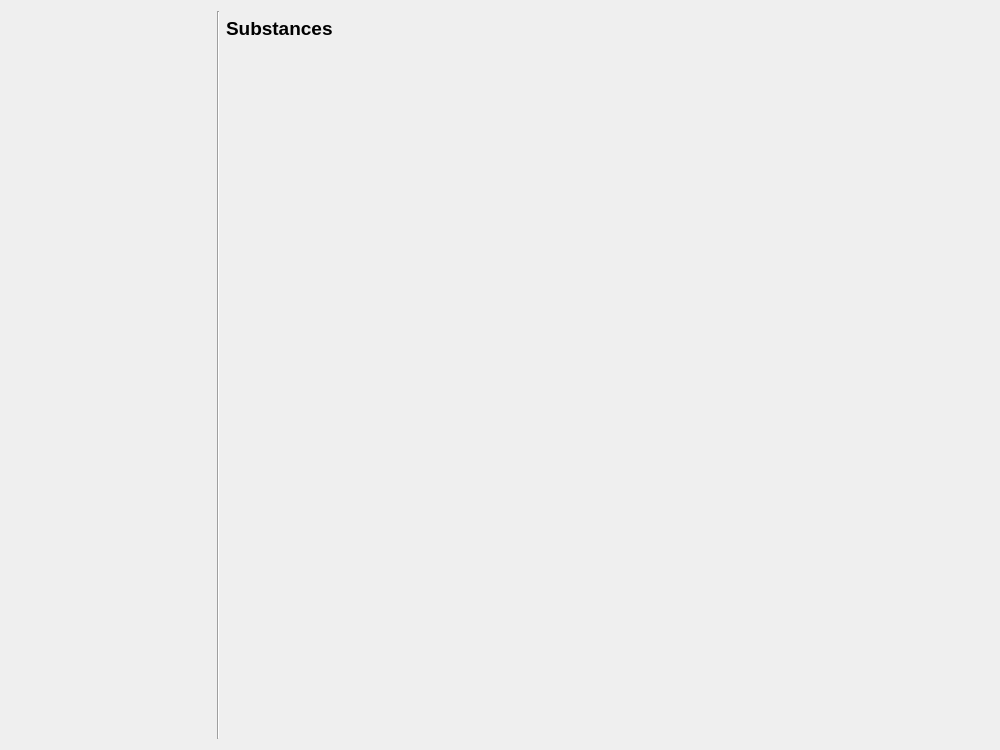
First picture: the form in threedi_models_and_simulations/ui/simulation_wizard/page_substances.ui, repository nens/threedi-api-qgis-client, before the edit.
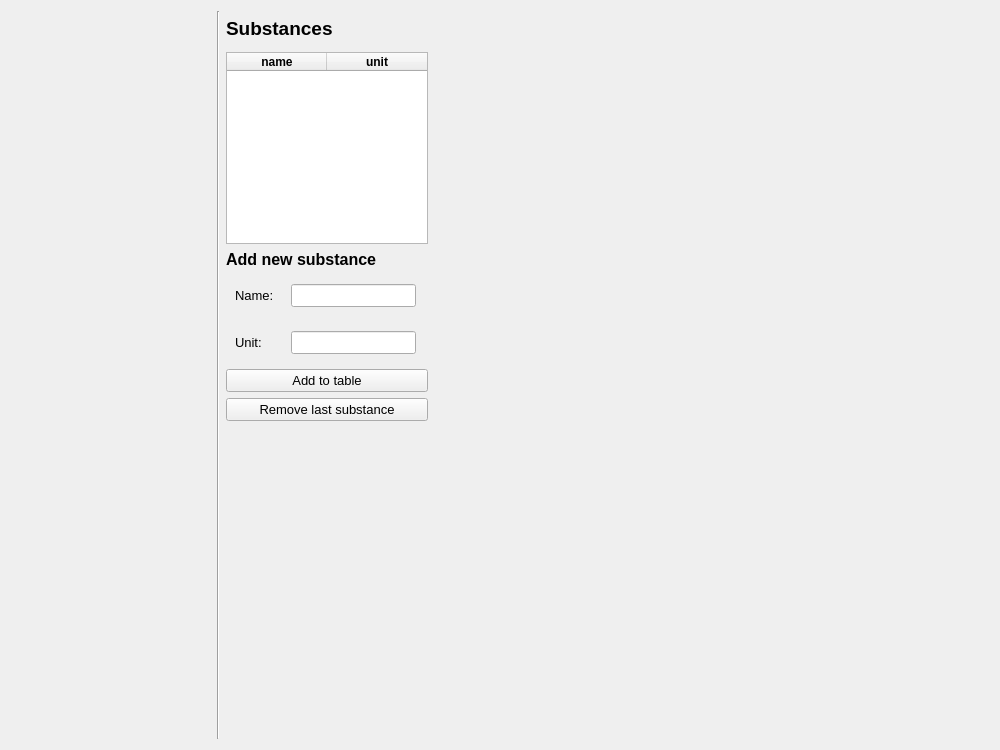
Second picture: the form after the edit.

Patch:
```diff
--- a/threedi_models_and_simulations/ui/simulation_wizard/page_substances.ui
+++ b/threedi_models_and_simulations/ui/simulation_wizard/page_substances.ui
@@ -41,6 +41,102 @@
    <string notr="true">QComboBox {background-color: rgba(255, 255, 255);}</string>
   </property>
   <layout class="QGridLayout" name="gridLayout">
+   <item row="6" column="2">
+    <widget class="QWidget" name="hw_unit" native="true">
+     <property name="sizePolicy">
+      <sizepolicy hsizetype="Fixed" vsizetype="Preferred">
+       <horstretch>0</horstretch>
+       <verstretch>0</verstretch>
+      </sizepolicy>
+     </property>
+     <layout class="QHBoxLayout" name="horizontalLayout_2">
+      <item>
+       <widget class="QLabel" name="label_4">
+        <property name="minimumSize">
+         <size>
+          <width>50</width>
+          <height>0</height>
+         </size>
+        </property>
+        <property name="baseSize">
+         <size>
+          <width>0</width>
+          <height>0</height>
+         </size>
+        </property>
+        <property name="text">
+         <string>Unit:</string>
+        </property>
+       </widget>
+      </item>
+      <item>
+       <widget class="QLineEdit" name="le_unit"/>
+      </item>
+     </layout>
+    </widget>
+   </item>
+   <item row="4" column="2">
+    <widget class="QLabel" name="label_2">
+     <property name="font">
+      <font>
+       <pointsize>12</pointsize>
+       <weight>75</weight>
+       <bold>true</bold>
+      </font>
+     </property>
+     <property name="text">
+      <string>Add new substance</string>
+     </property>
+    </widget>
+   </item>
+   <item row="5" column="2">
+    <widget class="QWidget" name="hw_name" native="true">
+     <property name="sizePolicy">
+      <sizepolicy hsizetype="Fixed" vsizetype="Preferred">
+       <horstretch>0</horstretch>
+       <verstretch>0</verstretch>
+      </sizepolicy>
+     </property>
+     <layout class="QHBoxLayout" name="horizontalLayout">
+      <item>
+       <widget class="QLabel" name="label_3">
+        <property name="minimumSize">
+         <size>
+          <width>50</width>
+          <height>0</height>
+         </size>
+        </property>
+        <property name="baseSize">
+         <size>
+          <width>0</width>
+          <height>0</height>
+         </size>
+        </property>
+        <property name="text">
+         <string>Name:</string>
+        </property>
+       </widget>
+      </item>
+      <item>
+       <widget class="QLineEdit" name="le_name">
+        <property name="maximumSize">
+         <size>
+          <width>16777215</width>
+          <height>16777215</height>
+         </size>
+        </property>
+       </widget>
+      </item>
+     </layout>
+    </widget>
+   </item>
+   <item row="7" column="2">
+    <widget class="QPushButton" name="pb_add_to_table">
+     <property name="text">
+      <string>Add to table</string>
+     </property>
+    </widget>
+   </item>
    <item row="1" column="2">
     <widget class="QLabel" name="label">
      <property name="font">
@@ -57,43 +153,7 @@
      </property>
     </widget>
    </item>
-   <item row="0" column="1" rowspan="10">
-    <widget class="Line" name="line">
-     <property name="sizePolicy">
-      <sizepolicy hsizetype="Fixed" vsizetype="Expanding">
-       <horstretch>0</horstretch>
-       <verstretch>0</verstretch>
-      </sizepolicy>
-     </property>
-     <property name="orientation">
-      <enum>Qt::Vertical</enum>
-     </property>
-    </widget>
-   </item>
-   <item row="0" column="0" rowspan="10">
-    <widget class="QWidget" name="wizard_steps_widget" native="true">
-     <property name="sizePolicy">
-      <sizepolicy hsizetype="Preferred" vsizetype="Expanding">
-       <horstretch>0</horstretch>
-       <verstretch>0</verstretch>
-      </sizepolicy>
-     </property>
-     <property name="minimumSize">
-      <size>
-       <width>200</width>
-       <height>0</height>
-      </size>
-     </property>
-     <property name="maximumSize">
-      <size>
-       <width>200</width>
-       <height>16777215</height>
-      </size>
-     </property>
-     <layout class="QVBoxLayout" name="verticalLayout"/>
-    </widget>
-   </item>
-   <item row="9" column="2" colspan="3">
+   <item row="14" column="2" colspan="3">
     <spacer name="horizontalSpacer">
      <property name="orientation">
       <enum>Qt::Horizontal</enum>
@@ -106,7 +166,7 @@
      </property>
     </spacer>
    </item>
-   <item row="4" column="3">
+   <item row="9" column="2">
     <spacer name="verticalSpacer">
      <property name="orientation">
       <enum>Qt::Vertical</enum>
@@ -122,6 +182,87 @@
      </property>
     </spacer>
    </item>
+   <item row="0" column="1" rowspan="15">
+    <widget class="Line" name="line">
+     <property name="sizePolicy">
+      <sizepolicy hsizetype="Fixed" vsizetype="Expanding">
+       <horstretch>0</horstretch>
+       <verstretch>0</verstretch>
+      </sizepolicy>
+     </property>
+     <property name="orientation">
+      <enum>Qt::Vertical</enum>
+     </property>
+    </widget>
+   </item>
+   <item row="0" column="0" rowspan="15">
+    <widget class="QWidget" name="wizard_steps_widget" native="true">
+     <property name="sizePolicy">
+      <sizepolicy hsizetype="Preferred" vsizetype="Expanding">
+       <horstretch>0</horstretch>
+       <verstretch>0</verstretch>
+      </sizepolicy>
+     </property>
+     <property name="minimumSize">
+      <size>
+       <width>200</width>
+       <height>0</height>
+      </size>
+     </property>
+     <property name="maximumSize">
+      <size>
+       <width>200</width>
+       <height>16777215</height>
+      </size>
+     </property>
+     <layout class="QVBoxLayout" name="verticalLayout"/>
+    </widget>
+   </item>
+   <item row="3" column="2">
+    <widget class="QTableWidget" name="tw_substances">
+     <property name="sizePolicy">
+      <sizepolicy hsizetype="Minimum" vsizetype="Minimum">
+       <horstretch>0</horstretch>
+       <verstretch>0</verstretch>
+      </sizepolicy>
+     </property>
+     <property name="maximumSize">
+      <size>
+       <width>202</width>
+       <height>16777215</height>
+      </size>
+     </property>
+     <column>
+      <property name="text">
+       <string>name</string>
+      </property>
+      <property name="font">
+       <font>
+        <weight>75</weight>
+        <bold>true</bold>
+       </font>
+      </property>
+     </column>
+     <column>
+      <property name="text">
+       <string>unit</string>
+      </property>
+      <property name="font">
+       <font>
+        <weight>75</weight>
+        <bold>true</bold>
+       </font>
+      </property>
+     </column>
+    </widget>
+   </item>
+   <item row="8" column="2">
+    <widget class="QPushButton" name="pb_remove">
+     <property name="text">
+      <string>Remove last substance</string>
+     </property>
+    </widget>
+   </item>
   </layout>
  </widget>
  <resources/>
```
